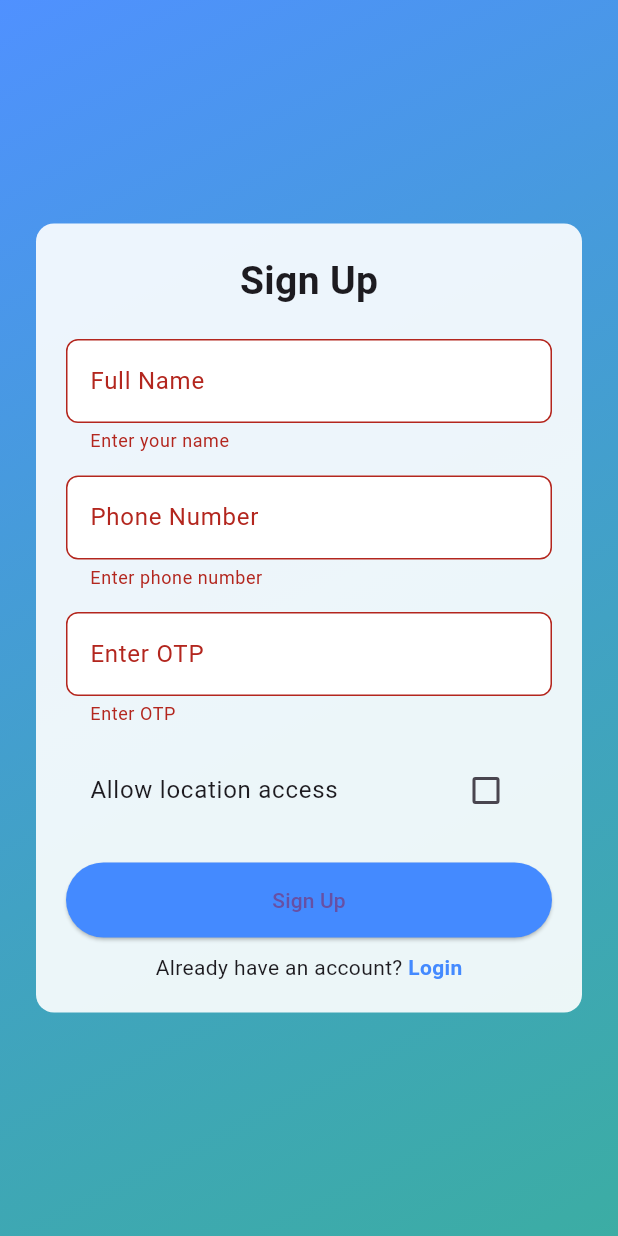
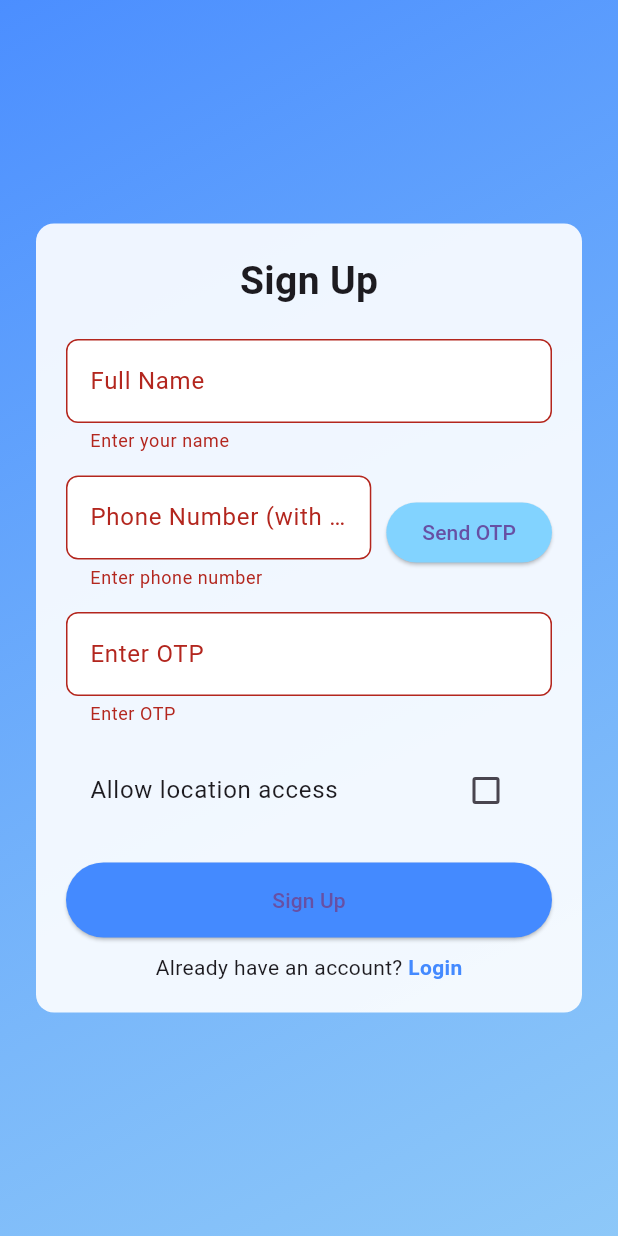
Before and after one commit to bristisamanta/vita-stream-fronted, a Flutter app: the SignupScreen screen opened by its route, after a tap on "Sign Up", on a phone screen of 412 x 824 dp. Run offline on Flutter 3.47's test engine with Material 3 defaults, Android fonts, the light colour scheme and no system bars; our stand-ins replace animated_background, flutter_svg, geolocator, google_maps_flutter, image_picker, lottie and 2 more; accounts and stored records are empty.

Commit message:
Some colour chnages in the login and signup buttons

```diff
--- a/lib/screens/login_screen.dart
+++ b/lib/screens/login_screen.dart
@@ -127,7 +127,7 @@ class _LoginScreenState extends State<LoginScreen>
                             }
                           },
                           style: ElevatedButton.styleFrom(
-                            backgroundColor: Colors.indigo,
+                            backgroundColor: const Color.fromARGB(255, 194, 190, 255),
                             padding:
                                 const EdgeInsets.symmetric(vertical: 14),
                             minimumSize: const Size(double.infinity, 50),
@@ -149,7 +149,7 @@ class _LoginScreenState extends State<LoginScreen>
                                 "Sign Up",
                                 style: TextStyle(
                                     fontWeight: FontWeight.bold,
-                                    color: Colors.indigo),
+                                    color: Color.fromARGB(255, 87, 69, 135)),
                               ),
                             ),
                           ],
--- a/lib/screens/sign_up.dart
+++ b/lib/screens/sign_up.dart
@@ -1,7 +1,9 @@
 import 'package:flutter/material.dart';
 import 'package:shared_preferences/shared_preferences.dart';
+import 'package:url_launcher/url_launcher.dart'; // ✅ Added for WhatsApp
 import 'login_screen.dart';
 import 'dashboard_screen.dart';
+import 'dart:math'; // ✅ For OTP generation
 
 class SignupScreen extends StatefulWidget {
   const SignupScreen({super.key});
@@ -17,6 +19,7 @@ class _SignupScreenState extends State<SignupScreen>
   final TextEditingController _phoneController = TextEditingController();
   final TextEditingController _otpController = TextEditingController();
   bool _locationAccess = false;
+  String? _generatedOtp; // ✅ Store OTP
 
   late AnimationController _controller;
 
@@ -34,10 +37,42 @@ class _SignupScreenState extends State<SignupScreen>
     super.dispose();
   }
 
+  // ✅ Function to send OTP on WhatsApp
+  Future<void> _sendOtp() async {
+    if (_phoneController.text.isEmpty) {
+      ScaffoldMessenger.of(context).showSnackBar(
+        const SnackBar(content: Text("Please enter phone number")),
+      );
+      return;
+    }
+
+    // Generate random 6-digit OTP
+    _generatedOtp = (100000 + Random().nextInt(900000)).toString();
+
+    final phone = _phoneController.text;
+    final whatsappUrl = Uri.parse(
+        "https://wa.me/$phone?text=Your OTP is $_generatedOtp");
+
+    if (await canLaunchUrl(whatsappUrl)) {
+      await launchUrl(whatsappUrl, mode: LaunchMode.externalApplication);
+    } else {
+      ScaffoldMessenger.of(context).showSnackBar(
+        const SnackBar(content: Text("WhatsApp not installed")),
+      );
+    }
+  }
+
   Future<void> _signUp() async {
     if (_formKey.currentState!.validate()) {
+      if (_otpController.text != _generatedOtp) {
+        ScaffoldMessenger.of(context).showSnackBar(
+          const SnackBar(content: Text("Invalid OTP")),
+        );
+        return;
+      }
+
       SharedPreferences prefs = await SharedPreferences.getInstance();
-      await prefs.setBool("isLoggedIn", true); // ✅ Save login state
+      await prefs.setBool("isLoggedIn", true);
 
       Navigator.pushReplacement(
         context,
@@ -59,7 +94,7 @@ class _SignupScreenState extends State<SignupScreen>
                 end: Alignment.bottomRight,
                 colors: [
                   Colors.blueAccent.withOpacity(0.7 + 0.3 * _controller.value),
-                  Colors.teal.withOpacity(0.7 + 0.3 * (1 - _controller.value)),
+                  const Color.fromARGB(255, 101, 183, 246).withOpacity(0.7 + 0.3 * (1 - _controller.value)),
                 ],
               ),
             ),
@@ -95,13 +130,29 @@ class _SignupScreenState extends State<SignupScreen>
                         ),
                         const SizedBox(height: 15),
 
-                        // Phone
-                        TextFormField(
-                          controller: _phoneController,
-                          decoration: _inputDecoration("Phone Number"),
-                          keyboardType: TextInputType.phone,
-                          validator: (value) =>
-                              value!.isEmpty ? "Enter phone number" : null,
+                        // Phone + Send OTP Button
+                        Row(
+                          children: [
+                            Expanded(
+                              child: TextFormField(
+                                controller: _phoneController,
+                                decoration:
+                                    _inputDecoration("Phone Number (with country code)"),
+                                keyboardType: TextInputType.phone,
+                                validator: (value) => value!.isEmpty
+                                    ? "Enter phone number"
+                                    : null,
+                              ),
+                            ),
+                            const SizedBox(width: 10),
+                            ElevatedButton(
+                              onPressed: _sendOtp,
+                              style: ElevatedButton.styleFrom(
+                                backgroundColor: const Color.fromARGB(255, 130, 211, 255),
+                              ),
+                              child: const Text("Send OTP"),
+                            ),
+                          ],
                         ),
                         const SizedBox(height: 15),
 
--- a/lib/screens/splash_screen.dart
+++ b/lib/screens/splash_screen.dart
@@ -1,7 +1,6 @@
 import 'package:flutter/material.dart';
 import 'dart:async';
 import 'package:shared_preferences/shared_preferences.dart';
-import 'onboarding_login_screen.dart';
 
 class SplashScreen extends StatefulWidget {
   const SplashScreen({super.key});
--- a/lib/widgets/feature_card.dart
+++ b/lib/widgets/feature_card.dart
@@ -19,7 +19,7 @@ class FeatureCard extends StatefulWidget {
 }
 
 class _FeatureCardState extends State<FeatureCard> {
-  bool _hover = false;
+  final bool _hover = false;
 
   @override
   Widget build(BuildContext context) {
```
